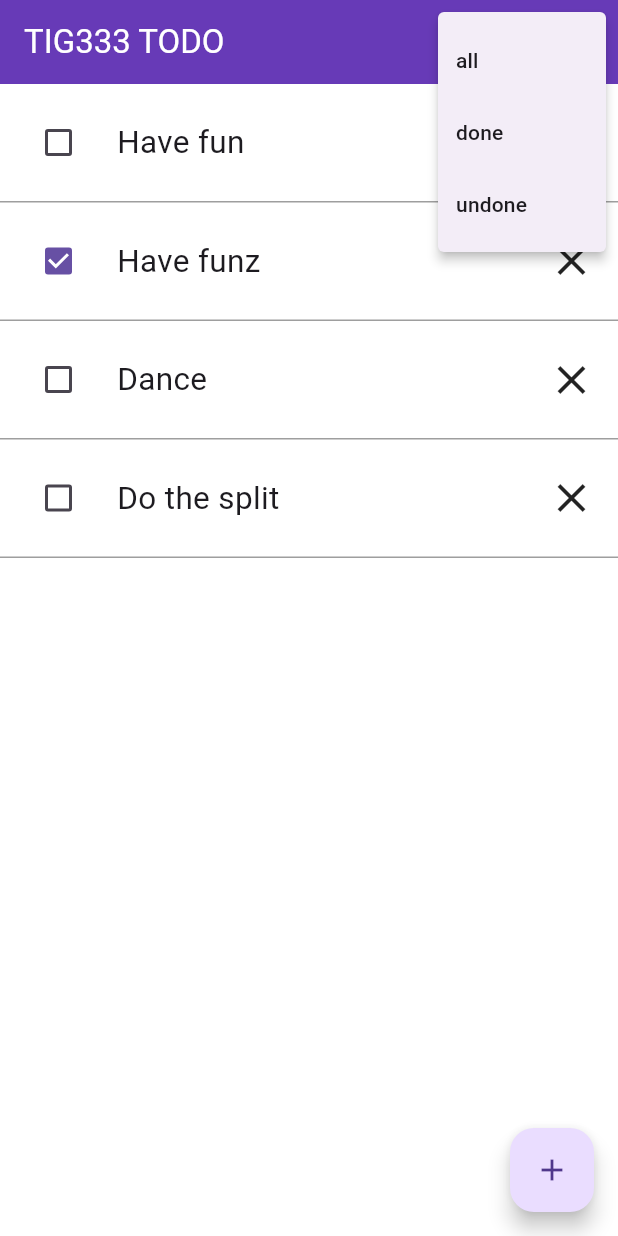
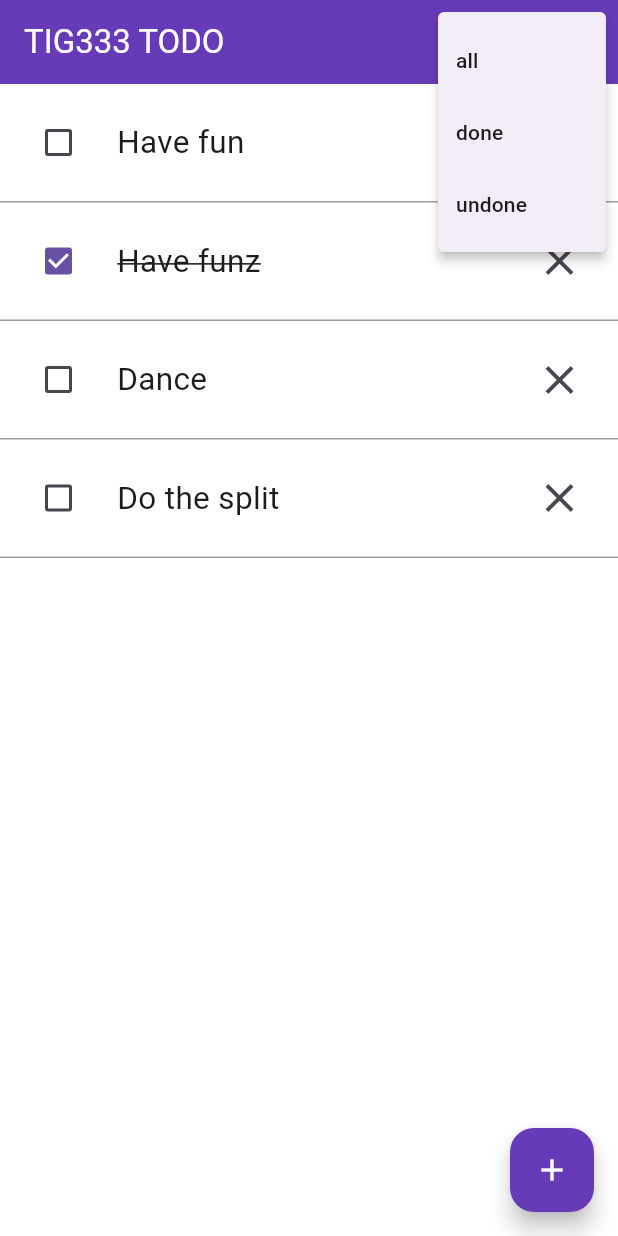
Before and after one commit to gu-tig333-ht24/gusnilanii, a Flutter app: the screen it shows after launch, after a tap on the "more vert" icon, on a phone screen of 412 x 824 dp. Run offline on Flutter 3.47's test engine with Material 3 defaults, Android fonts, the phone set to English and light mode, and no system bars.

Commit message:
Updated with full state functionality

```diff
--- a/lib/main.dart
+++ b/lib/main.dart
@@ -1,8 +1,71 @@
 import 'package:flutter/material.dart';
 import 'package:provider/provider.dart';
 
+class MyState extends ChangeNotifier {
+  final List<ToDoItem> _toDoList = [
+    ToDoItem("Have fun", false),
+    ToDoItem("Have funz", true),
+    ToDoItem("Dance", false),
+    ToDoItem("Do the split", false),
+  ];
+
+  int filter = 1;
+
+  // ignore: prefer_final_fields
+  List<ToDoItem> _toDoListDisplay = [
+    ToDoItem("Have fun", false),
+    ToDoItem("Have funz", true),
+    ToDoItem("Dance", false),
+    ToDoItem("Do the split", false),
+  ];
+
+  List<ToDoItem> get toDoList => _toDoList;
+  List<ToDoItem> get toDoListDisplay => _toDoListDisplay;
+
+  void setFilter(int newFilter) {
+    filter = newFilter;
+    updateDisplay();
+  }
+
+  void add(ToDoItem newItem) {
+    _toDoList.add(newItem);
+    updateDisplay();
+  }
+
+  void remove(ToDoItem itemToRemove) {
+    _toDoList.remove(itemToRemove);
+    updateDisplay();
+  }
+
+  void updateStatus(ToDoItem itemToUpdate) {
+    _toDoList[_toDoList.indexWhere((item) => item == itemToUpdate)]
+            .isItCompleted =
+        !_toDoList[_toDoList.indexWhere((item) => item == itemToUpdate)]
+            .isItCompleted;
+    updateDisplay();
+  }
+
+  void updateDisplay() {
+    switch (filter) {
+      case 1:
+        _toDoListDisplay = _toDoList;
+      case 2:
+        _toDoListDisplay =
+            _toDoList.where((item) => item.isItCompleted == true).toList();
+      case 3:
+        _toDoListDisplay =
+            _toDoList.where((item) => item.isItCompleted == false).toList();
+    }
+    notifyListeners();
+  }
+}
+
 void main() {
-  runApp(const MyApp());
+  MyState state = MyState();
+
+  runApp(
+    ChangeNotifierProvider(create: (context) => state, child: MyApp()),
+  );
 }
 
 class MyApp extends StatelessWidget {
@@ -24,13 +87,6 @@ class MyHomePage extends StatelessWidget {
   const MyHomePage({super.key});
   @override
   Widget build(BuildContext context) {
-    List<ToDoItem> theToDoList = [
-      ToDoItem("Have fun", false),
-      ToDoItem("Have funz", true),
-      ToDoItem("Dance", false),
-      ToDoItem("Do the split", false),
-    ];
-
     return Scaffold(
         appBar: AppBar(
           iconTheme: IconThemeData(color: Colors.black, size: 24),
@@ -39,24 +95,25 @@ class MyHomePage extends StatelessWidget {
           backgroundColor: Colors.deepPurple,
           actions: <Widget>[
             PopupMenuButton(
-                onSelected: (String value) {},
-                itemBuilder: (BuildContext ctx) => [
-                      const PopupMenuItem(value: '1', child: Text('all')),
-                      const PopupMenuItem(value: '2', child: Text('done')),
-                      const PopupMenuItem(value: '3', child: Text('undone')),
+                onSelected: (String value) {
+                  context.read<MyState>().setFilter(int.parse(value));
+                },
+                itemBuilder: (BuildContext context) => [
+                      const PopupMenuItem(value: "1", child: Text('all')),
+                      const PopupMenuItem(value: "2", child: Text('done')),
+                      const PopupMenuItem(value: "3", child: Text('undone')),
                     ])
           ],
         ),
         body: ListView.builder(
           itemBuilder: (context, index) {
-            return GestureDetector(
-              onTap: () {},
-              child: ToDoButton(theToDoList[index]),
-            );
+            return ToDoButton(context.watch<MyState>().toDoListDisplay[index]);
           },
-          itemCount: theToDoList.length,
+          itemCount: context.watch<MyState>().toDoListDisplay.length,
         ),
         floatingActionButton: FloatingActionButton(
+          backgroundColor: Colors.deepPurple,
+          foregroundColor: Colors.white,
           onPressed: () {
             Navigator.push(context,
                 MaterialPageRoute(builder: (context) => AddItemToToDoPage()));
@@ -68,7 +125,7 @@ class MyHomePage extends StatelessWidget {
 
 class ToDoItem {
   final String actionItem;
-  final bool isItCompleted;
+  bool isItCompleted;
   ToDoItem(this.actionItem, this.isItCompleted);
 }
 
@@ -86,21 +143,29 @@ class ToDoButton extends StatelessWidget {
             padding: EdgeInsets.all(15),
             child: Checkbox(
               value: event.isItCompleted,
-              onChanged: (value) => value!,
+              onChanged: (value) => context.read<MyState>().updateStatus(event),
             ),
           ),
           Text(
             event.actionItem,
-            style: TextStyle(fontSize: 21),
+            style: TextStyle(
+                fontSize: 21,
+                decoration:
+                    event.isItCompleted ? TextDecoration.lineThrough : null),
           ),
           Expanded(
               child:
                   Column(crossAxisAlignment: CrossAxisAlignment.end, children: [
             Padding(
               padding: EdgeInsets.all(15),
-              child: Icon(
-                Icons.close,
-                size: 32,
+              child: IconButton(
+                onPressed: () {
+                  context.read<MyState>().remove(event);
+                },
+                icon: Icon(
+                  Icons.close,
+                  size: 32,
+                ),
               ),
             ),
           ])),
@@ -110,8 +175,10 @@ class ToDoButton extends StatelessWidget {
 
 class AddItemToToDoPage extends StatelessWidget {
   AddItemToToDoPage({super.key});
+
   @override
   Widget build(BuildContext context) {
+    String newItemToAdd = "";
     return Scaffold(
         appBar: AppBar(
             title: const Text("TIG333 TODO",
@@ -123,12 +190,37 @@ class AddItemToToDoPage extends StatelessWidget {
               padding:
                   EdgeInsets.only(right: 20, left: 20, top: 30, bottom: 30),
               child: TextField(
+                onChanged: (value) {
+                  newItemToAdd = value;
+                },
                 decoration: InputDecoration(
                     border: OutlineInputBorder(), hintText: "Input text here"),
               ),
             ),
             GestureDetector(
-                onTap: () {},
+                onTap: () {
+                  if (newItemToAdd == "") {
+                    showDialog(
+                      context: context,
+                      builder: (BuildContext context) {
+                        return AlertDialog(
+                          title: const Text("The text box is empty"),
+                          actions: <Widget>[
+                            TextButton(
+                              child: const Text('Ok'),
+                              onPressed: () {
+                                Navigator.of(context).pop();
+                              },
+                            ),
+                          ],
+                        );
+                      },
+                    );
+                  } else {
+                    context.read<MyState>().add(ToDoItem(newItemToAdd, false));
+                    Navigator.pop(context);
+                  }
+                },
                 child: Row(
                   mainAxisAlignment: MainAxisAlignment.center,
                   children: [Icon(Icons.add), Text("ADD")],
```
Also changed, not shown: 1 other file.
